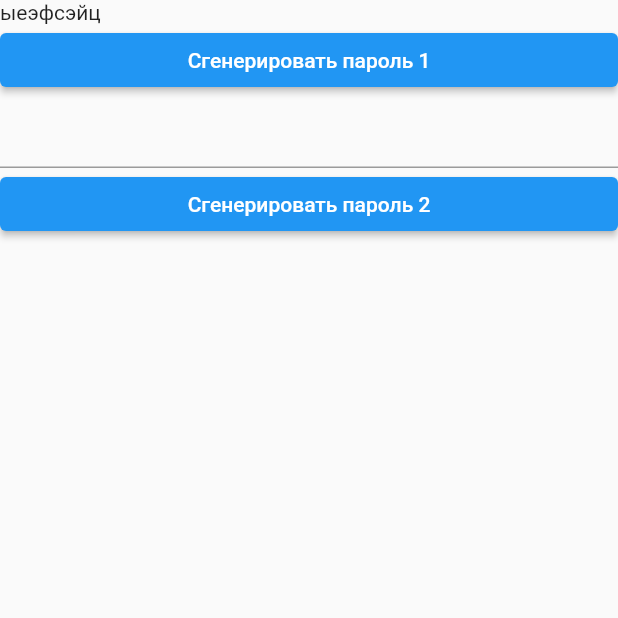
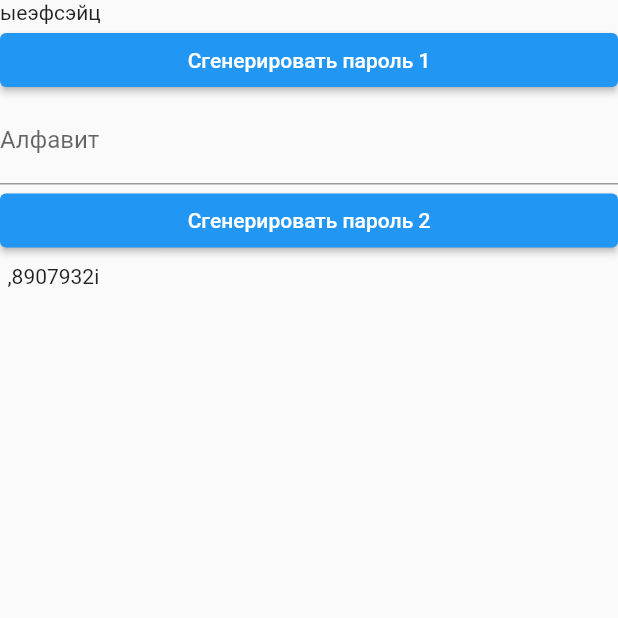
Before and after one commit to SomeWeirdDuck/qcid, a Flutter app: the Lab1Show screen opened by its route, after a tap on "Сгенерировать пароль 1", after a tap on "Сгенерировать пароль 2", on a phone screen of 412 x 824 dp, the top half of it. Run offline on Flutter 3.47's test engine with Material 2 defaults, Android fonts, the phone set to English and light mode, and no system bars; our stand-ins replace backdrop, cloud_firestore, firebase_core; accounts and stored records are empty.

Commit message:
1-st lr done + files rebase

```diff
--- a/lib/labs/lab1.dart
+++ b/lib/labs/lab1.dart
@@ -1,33 +1,66 @@
+// ignore_for_file: non_constant_identifier_names
+
 import 'dart:math';
 import 'package:flutter/material.dart';
 
 // ignore: camel_case_types
-class Lab11_Show extends StatelessWidget {
-  const Lab11_Show({Key? key}) : super(key: key);
+class Lab1Show extends StatefulWidget {
+  const Lab1Show({Key? key}) : super(key: key);
+  @override
+  _Lab1ShowState createState() => _Lab1ShowState();
+}
+
+class _Lab1ShowState extends State<Lab1Show> {
+  bool generatedText1 = false;
+  bool generatedText2 = false;
+  late String quack1;
+  late String quack2;
+  late String bonk;
+  final GlobalKey<FormState> _formKey = GlobalKey<FormState>();
+  TextEditingController fieldController = TextEditingController();
 
   @override
   Widget build(BuildContext context) {
-    return Navigator(
-        // Adding [ValueKey] to make sure that the widget gets rebuilt when
-        // changing type.
-        onGenerateRoute: (settings) {
-      return MaterialPageRoute<void>(
-          builder: (context) => Scaffold(
+    return Scaffold(
       body: Center(
-                  child: ElevatedButton(
+        child: ListView(
+          children: [
+            generatedText1 ? Text(quack1) : const Text(""),
+            ElevatedButton(
               onPressed: () {
-                      main();
+                setState(() {
+                  quack1 = PasswordGenerator.generator(
+                      8, "абвгдеёжзийклмнопрстуфхцчшщъыьэю");
+                  generatedText1 = true;
+                });
               },
-                    child: const Text('Сгенерировать пароль'),
+              child: const Text('Сгенерировать пароль 1'),
+            ),
+            TextFormField(
+              controller: fieldController,
+              decoration: const InputDecoration(labelText: "Алфавит"),
+            ),
+            ElevatedButton(
+              onPressed: () {
+                setState(() {
+                  quack2 = PasswordGenerator.mapGenerator(fieldController.text);
+                  generatedText2 = true;
+                });
+              },
+              child: const Text("Сгенерировать пароль 2"),
+            ),
+            Container(
+                margin: const EdgeInsets.all(5),
+                child: generatedText2 ? Text(quack2) : const Text("")),
+          ],
         ),
       ),
-              ));
-    });
+    );
   }
 }
 
 class PasswordGenerator {
-  static String generate(length, collection) {
+  static String generator(length, collection) {
     var rand = Random();
     String password = "";
     for (int i = 0; i < length; i++) {
@@ -37,71 +70,34 @@ class PasswordGenerator {
     return password;
   }
 
-  static String generateWithMap({required PasswordSegmentMapper map}) {
+  static String mapGenerator(custom_map) {
     var rand = Random();
-    String password = "";
-    print(map.length);
-    for (int i = 0; i < map.length; i++) {
-      var segment = PasswordSegmentMapper.getSegmentMap(map.segment[i]);
-      if (segment == "empty") {
-        password += map.segment[i];
-        continue;
+    int size = 8;
+    String dict1 = "!\”#\$%&’,*",
+        dict2 = "1234567890",
+        dict3 = "qwertyuiopasdfghjklzxcvbnm",
+        password = "";
+    int Q = custom_map.length ~/ 5;
+    for (int i = 0; i <= Q; i++) {
+      var index = rand.nextInt(dict1.length);
+      password += dict1[index];
     }
-      print("map - " + segment);
-      var index = rand.nextInt(segment.length);
-      password += segment[index];
+    for (int i = Q; i < size - 1; i++) {
+      var index = rand.nextInt(dict2.length);
+      password += dict2[index];
     }
+    password += dict3[rand.nextInt(dict3.length)];
+
     return password;
   }
 }
 
-class PasswordSegmentMapper {
-  static const dicts = <String, String>{
-    "russian_low": "йцукенгшщзхъфывапролджэячсмитьбю",
-    "russian_up": "ЙЦУКЕНГШЩЗХЪФЫВАПРОЛДЖЭЯЧСМИТЬБЮ",
-    "numbers": "1234567890",
-    "symbols": "!#\$\"%&`,*",
-  };
-  int length = 0;
-  List<String> segment;
-
-  PasswordSegmentMapper(this.segment) {
-    length = segment.length;
+void main() {
+  String password1, password2;
+  String map = "hahdjkbbfdbl";
+  password1 =
+      PasswordGenerator.generator(8, "абвгдеёжзийклмнопрстуфхцчшщъыьэю");
+  password2 = PasswordGenerator.mapGenerator(map);
+  print("Password 1 : " + password1);
+  print("Password 2 : " + password2);
 }
-
-  static getSegmentMap(String str) {
-    if (dicts[str] == null) return "empty";
-    return dicts[str];
-  }
-}
-
-String customValue(int N) {
-  // Любая другая функция
-  var expr = (pow(N, 4) % 100);
-  return expr < 10 ? "0" + expr.toString() : expr.toString();
-}
-
-void main() {
-  String pas1, pas2;
-  // ignore: non_constant_identifier_names
-  String user_text = "YaVvel16Simvolov";
-  final int N = user_text.length;
-
-  var map1 = [
-    "russian_low",
-    "russian_low",
-    "russian_low",
-    "russian_up",
-    "russian_up",
-    "numbers",
-    customValue(N),
-    "russian_up",
-  ];
-
-  PasswordSegmentMapper psm = PasswordSegmentMapper(map1);
-  pas1 = PasswordGenerator.generate(16, "qewrtyuiopasfdghjklxc");
-  pas2 = PasswordGenerator.generateWithMap(map: psm);
-
-  print("P1: " + pas1);
-  print("P2: " + pas2);
-}
--- a/lib/labs/true_lab1.dart
+++ /dev/null
@@ -1,104 +0,0 @@
-// ignore_for_file: non_constant_identifier_names
-
-import 'dart:math';
-import 'package:flutter/material.dart';
-
-// ignore: camel_case_types
-class Lab1Show extends StatefulWidget {
-  const Lab1Show({Key? key}) : super(key: key);
-  @override
-  _Lab1ShowState createState() => _Lab1ShowState();
-}
-
-class _Lab1ShowState extends State<Lab1Show> {
-  bool generatedText1 = false;
-  bool generatedText2 = false;
-  late String quack1;
-  late String quack2;
-  late String bonk;
-
-  @override
-  Widget build(BuildContext context) {
-    return Navigator(onGenerateRoute: (settings) {
-      String val;
-      return MaterialPageRoute<void>(
-          builder: (context) => Scaffold(
-                body: Center(
-                  child: ListView(
-                    children: [
-                      generatedText1 ? Text(quack1) : const Text(""),
-                      ElevatedButton(
-                        onPressed: () {
-                          setState(() {
-                            quack1 = PasswordGenerator.generator(
-                                8, "абвгдеёжзийклмнопрстуфхцчшщъыьэю");
-                            generatedText1 = true;
-                          });
-                        },
-                        child: const Text('Сгенерировать пароль 1'),
-                      ),
-                      TextField(onSubmitted: (val) {
-                        setState(() {
-                          bonk = val;
-                        });
-                      }),
-                      ElevatedButton(
-                        onPressed: () {
-                          setState(() {
-                            quack2 = PasswordGenerator.mapGenerator(bonk);
-                            generatedText2 = true;
-                          });
-                        },
-                        child: const Text('Сгенерировать пароль 2'),
-                      ),
-                      generatedText2 ? Text(quack2) : const Text(""),
-                    ],
-                  ),
-                ),
-              ));
-    });
-  }
-}
-
-class PasswordGenerator {
-  static String generator(length, collection) {
-    var rand = Random();
-    String password = "";
-    for (int i = 0; i < length; i++) {
-      var index = rand.nextInt(collection.length);
-      password += collection[index];
-    }
-    return password;
-  }
-
-  static String mapGenerator(custom_map) {
-    var rand = Random();
-    int size = 8;
-    String dict1 = "!\”#\$%&’,*",
-        dict2 = "1234567890",
-        dict3 = "qwertyuiopasdfghjklzxcvbnm",
-        password = "";
-    int Q = custom_map.length ~/ 5;
-    for (int i = 0; i <= Q; i++) {
-      var index = rand.nextInt(dict1.length);
-      password += dict1[index];
-    }
-    for (int i = Q; i < size - 1; i++) {
-      var index = rand.nextInt(dict2.length);
-      password += dict2[index];
-    }
-    password += dict3[rand.nextInt(dict3.length)];
-
-    return password;
-  }
-}
-
-void main() {
-  String password1, password2;
-  String map = "hahdjkbbfdbl";
-  password1 =
-      PasswordGenerator.generator(8, "абвгдеёжзийклмнопрстуфхцчшщъыьэю");
-  password2 = PasswordGenerator.mapGenerator(map);
-  print("Password 1 : " + password1);
-  print("Password 2 : " + password2);
-}
--- a/lib/main.dart
+++ b/lib/main.dart
@@ -1,6 +1,6 @@
 import 'package:flutter/material.dart';
 import 'package:backdrop/backdrop.dart';
-import 'package:quack/labs/true_lab1.dart';
+import 'package:quack/labs/lab1.dart';
 import 'package:quack/lecture.dart';
 import 'package:firebase_core/firebase_core.dart';
 import './practice.dart';
@@ -105,7 +105,7 @@ void main() async {
         '/': (context) => const Backdrop(),
         '/practice': (context) => const PracticePage(),
         //'/labs/lab1': (context) => const Lab11_Show(),
-        '/labs/true_lab1': (context) => const Lab1Show(),
+        '/labs/lab1': (context) => const Lab1Show(),
         '/lectures': (context) => const LecturePageV2(),
       },
     ),
--- a/lib/practice.dart
+++ b/lib/practice.dart
@@ -67,7 +67,7 @@ class PracticePage extends StatelessWidget {
         children: <Widget>[
           ButtonGradient(
             txt: "Реализация генератора паролей с заданным параметром",
-            func: () => Navigator.pushNamed(context, '/labs/true_lab1'),
+            func: () => Navigator.pushNamed(context, '/labs/lab1'),
             clr1: 0xff84FAB0,
             clr2: 0xff8FD3F4,
             weight: FontWeight.w700,
```
Lines whose indentation alone changed are shown as unchanged.
